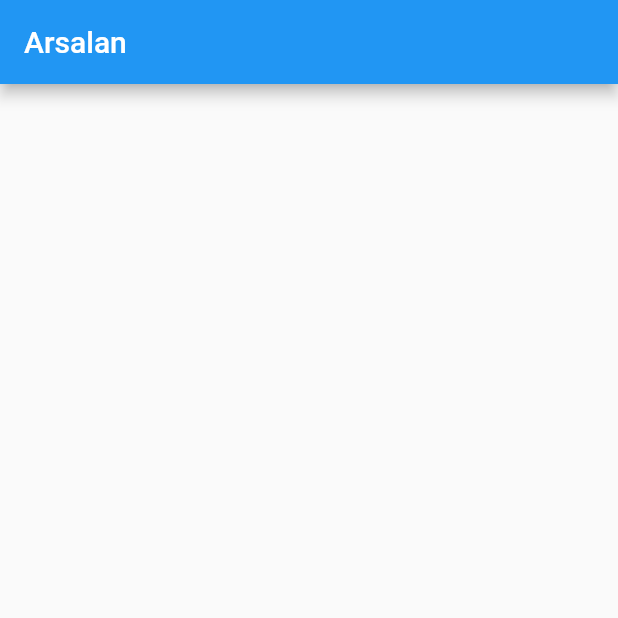
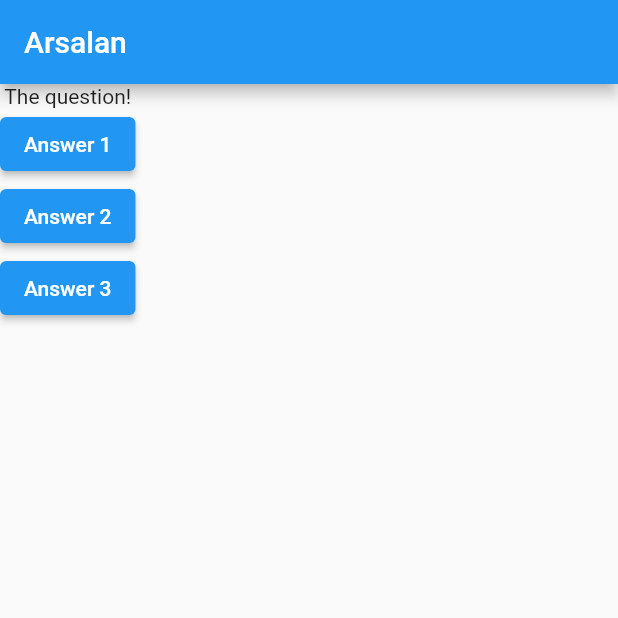
Before and after one commit to MalickArsalan/-Flutter-And-Dart-The-Complete-Guide, a Flutter app: the screen it shows after launch, on a phone screen of 412 x 824 dp, the top half of it. Run offline on Flutter 3.47's test engine with Material 2 defaults, Android fonts, the phone set to English and light mode, and no system bars.

Commit message:
named function

```diff
--- a/2. Flutter Basics/Projects/flutter_complete_guide/lib/main.dart
+++ b/2. Flutter Basics/Projects/flutter_complete_guide/lib/main.dart
@@ -7,7 +7,15 @@ import 'package:flutter/material.dart';
 void main() => runApp(MyApp());
 
 class MyApp extends StatelessWidget {
-  var questions = ['What\'s '];
+  final List<String> questions = [
+    'What\'s your favorite color?',
+    'What\'s your favorite animal?',
+  ];
+
+  void answerQuestion() {
+    print('Answer Chosen');
+  }
+
   @override
   Widget build(BuildContext context) {
     return MaterialApp(
@@ -16,7 +24,21 @@ class MyApp extends StatelessWidget {
             title: Text("Arsalan"),
           ),
           body: Column(
-            children: <Widget>[],
+            children: <Widget>[
+              Text('The question!'),
+              ElevatedButton(
+                child: Text('Answer 1'),
+                onPressed: answerQuestion,
+              ),
+              ElevatedButton(
+                child: Text('Answer 2'),
+                onPressed: answerQuestion,
+              ),
+              ElevatedButton(
+                child: Text('Answer 3'),
+                onPressed: answerQuestion,
+              ),
+            ],
           )),
     );
   }
```
